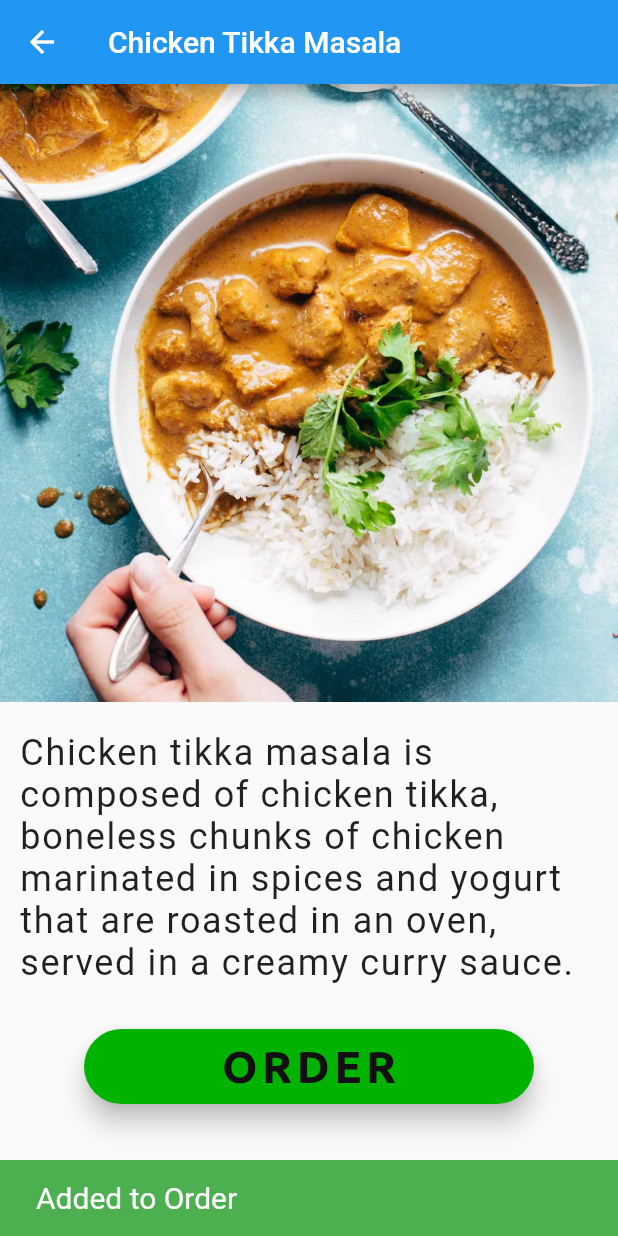
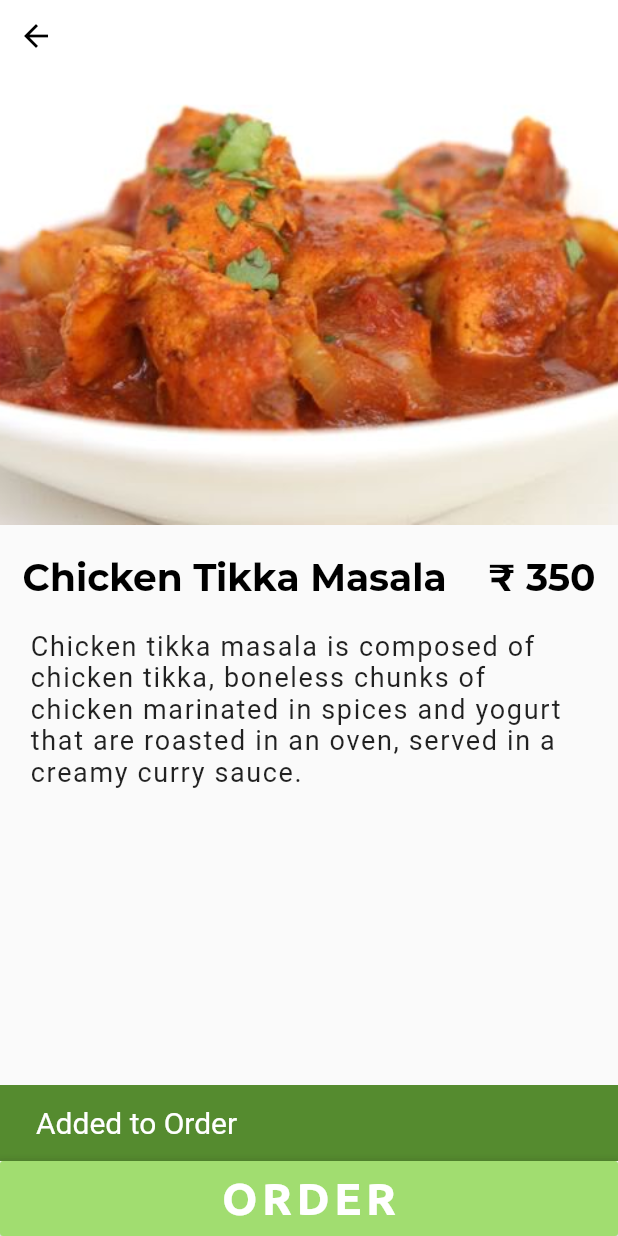
Before and after one commit to killerone/Easy-Order, a Flutter app: the ItemDetails screen opened directly, after a tap on "ORDER", on a phone screen of 412 x 824 dp. Run offline on Flutter 3.47's test engine with Material 2 defaults, Android fonts, the phone set to English and light mode, and no system bars; project files that could hold a hidden picture were left out.

Commit message:
item details page changed

```diff
--- a/lib/item_details.dart
+++ b/lib/item_details.dart
@@ -2,7 +2,7 @@ import 'package:flutter/material.dart';
 
 class ItemDetails extends StatelessWidget {
   @override
-  Widget build(BuildContext context) {
+  /* Widget build(BuildContext context) {
     return Scaffold(
       appBar: AppBar(
         title: Text("Chicken Tikka Masala"),
@@ -16,6 +16,78 @@ class ItemDetails extends StatelessWidget {
         child: Column(
           children: <Widget>[ItemImage(), ItemDescription(), AddItemButton()],
         ),
+      ),
+    );
+  }*/
+
+  Widget build(BuildContext context) {
+    return Scaffold(
+      body: ListView(
+        shrinkWrap: true,
+        children: <Widget>[
+          Column(
+            crossAxisAlignment: CrossAxisAlignment.start,
+            children: <Widget>[
+              Stack(
+                children: <Widget>[
+                  Container(
+                    height: 350.0,
+                    decoration: BoxDecoration(
+                        image: DecorationImage(
+                            image: AssetImage('asset/images/chickentikka.jpg'),
+                            fit: BoxFit.cover)),
+                  ),
+                  Padding(
+                      padding: EdgeInsets.only(right: 15.0),
+                      child: Row(
+                        children: <Widget>[
+                          IconButton(
+                            icon: Icon(Icons.arrow_back),
+                            color: Colors.black,
+                            onPressed: () {},
+                          )
+                        ],
+                      ))
+                ],
+              ),
+              SizedBox(height: 20.0),
+              Padding(
+                  padding: EdgeInsets.only(left: 15.0, right: 15.0),
+                  child: Row(
+                    mainAxisAlignment: MainAxisAlignment.spaceBetween,
+                    children: <Widget>[
+                      Container(
+                        child: Text(
+                          'Chicken Tikka Masala',
+                          style: TextStyle(
+                              fontFamily: 'Montserrat',
+                              fontSize: 25.0,
+                              color: Colors.black,
+                              fontWeight: FontWeight.bold),
+                        ),
+                      ),
+                      Text(
+                        '\₹ 350',
+                        style: TextStyle(
+                            fontFamily: 'Montserrat',
+                            fontSize: 25.0,
+                            color: Colors.black,
+                            fontWeight: FontWeight.bold),
+                      ),
+                    ],
+                  )),
+              SizedBox(height: 20.0),
+              Padding(
+                  padding: EdgeInsets.only(left: 20.0, right: 20.0),
+                  child: ItemDescription())
+            ],
+          )
+        ],
+      ),
+      bottomNavigationBar: Material(
+        elevation: 7.0,
+        color: Colors.white,
+        child: AddItemButton(),
       ),
     );
   }
@@ -39,11 +111,10 @@ class ItemDescription extends StatelessWidget {
   Widget build(BuildContext context) {
     return Container(
       alignment: Alignment.centerLeft,
-      margin: EdgeInsets.fromLTRB(13.0, 20.0, 10.0, 20.0),
       child: Text(
         "Chicken tikka masala is composed of chicken tikka, boneless chunks of chicken marinated in spices and yogurt that are roasted in an oven, served in a creamy curry sauce.",
         style: TextStyle(
-            fontSize: 24.0,
+            fontSize: 18.0,
             fontFamily: "Roboto",
             fontWeight: FontWeight.w400,
             letterSpacing: 1.1),
@@ -56,33 +127,33 @@ class AddItemButton extends StatelessWidget {
   @override
   Widget build(BuildContext context) {
     return Container(
-      margin: EdgeInsets.fromLTRB(10.0, 10.0, 10.0, 15.0),
+      // margin: EdgeInsets.fromLTRB(10.0, 10.0, 10.0, 15.0),
       width: 300.0,
       height: 50.0,
       child: RaisedButton(
-        color: Color.fromRGBO(0, 179, 0, 1),
+        color: Color.fromRGBO(161, 221, 112, 1),
         child: Text(
           "ORDER",
           style: TextStyle(
               fontSize: 30.0,
-              color: Color.fromRGBO(16, 16, 16, 1),
+              color: Colors.white,
               fontFamily: 'Ubuntu',
               fontWeight: FontWeight.w700,
               letterSpacing: 3.0),
         ),
         elevation: 7,
         onPressed: () {
-          showSnackBar(context,'Added to Order');
+          showSnackBar(context, 'Added to Order');
         },
-        shape: RoundedRectangleBorder(borderRadius: new BorderRadius.circular(30.0)),
       ),
     );
   }
 }
 
-void showSnackBar(BuildContext context,String text) {
+void showSnackBar(BuildContext context, String text) {
   var snackBar = SnackBar(
-    backgroundColor: Colors.green,
+    backgroundColor: Color.fromRGBO(85, 139, 47, 1),
+    duration: const Duration(seconds: 1),
     content: Text(
       text,
       style: TextStyle(fontSize: 20.0),
@@ -93,5 +164,5 @@ void showSnackBar(BuildContext context,String text) {
 }
 
 void previousScreen(BuildContext context) {
-  showSnackBar(context,'Previous Page');
+  showSnackBar(context, 'Previous Page');
 }
--- a/lib/main.dart
+++ b/lib/main.dart
@@ -12,10 +12,9 @@ class MyApp extends StatelessWidget {
     return MaterialApp(
         title: 'Easy Order',
         debugShowCheckedModeBanner: false,
-        theme: ThemeData(
-          primarySwatch: Colors.blue,
-        ),
-        home: Cart());
+        // theme: ThemeData(primaryColor: Color.fromRGBO(85, 139, 47, 1)),
+        theme: ThemeData(primaryColor: Color.fromRGBO(124, 179, 66, 1)),
+        home: ItemDetails());
   }
 }
 
```
Also changed, not shown: pubspec.yaml (+12 -0 lines), asset/fonts/Montserrat-Black.ttf (added), asset/fonts/Montserrat-Bold.ttf (added), asset/fonts/Montserrat-ExtraBold.ttf (added), asset/fonts/Montserrat-Medium.ttf (added), asset/fonts/Montserrat-Regular.ttf (added), asset/images/chickentikka.jpg (added).
